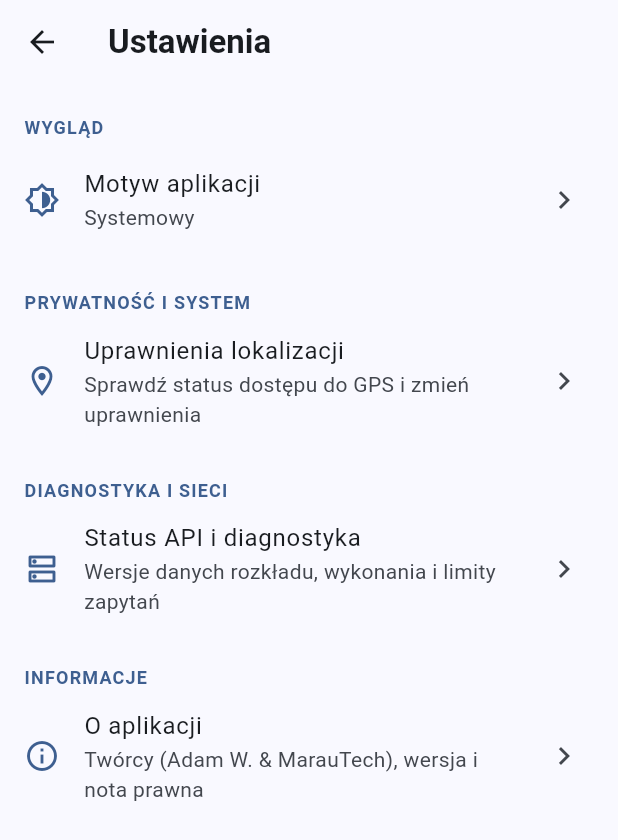
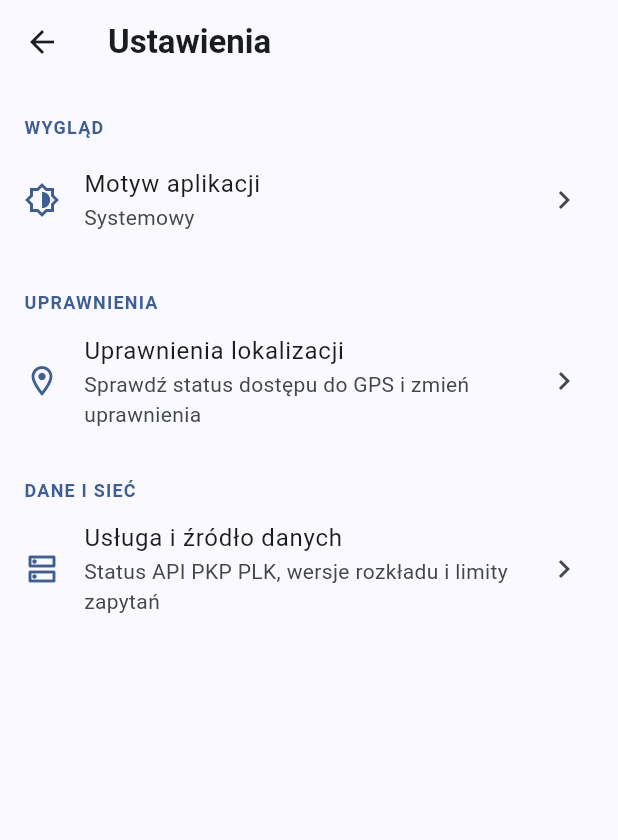
Before and after one commit to MarauTech/kolejka-source, a Flutter app: the screen it shows after launch, item 5 of the bottom bar chosen, after a tap on "Ustawienia", on a phone screen of 412 x 824 dp. Shown: the top 840 px of the screen. Run offline on Flutter 3.47's test engine with Material 3 defaults, Android fonts, the phone set to English and light mode, and no system bars; our stand-ins replace dio, geolocator, shared_preferences; network calls fail.

Commit message:
fix(search): eliminate false train matches, strict API validation, rebrand to Kolejka with adaptive icon and splash screen

```diff
--- a/lib/main.dart
+++ b/lib/main.dart
@@ -16,13 +16,13 @@ void main() async {
   runApp(
     ChangeNotifierProvider.value(
       value: appState,
-      child: const TrainlyApp(),
+      child: const KolejkaApp(),
     ),
   );
 }
 
-class TrainlyApp extends StatelessWidget {
-  const TrainlyApp({super.key});
+class KolejkaApp extends StatelessWidget {
+  const KolejkaApp({super.key});
 
   @override
   Widget build(BuildContext context) {
@@ -31,7 +31,7 @@ class TrainlyApp extends StatelessWidget {
     const seedColor = Color(0xFF003366);
 
     return MaterialApp(
-      title: 'Trainly',
+      title: 'Kolejka',
       debugShowCheckedModeBanner: false,
       themeMode: appState.themeMode,
       theme: ThemeData(
--- a/lib/models/models.dart
+++ b/lib/models/models.dart
@@ -878,6 +878,7 @@ class TrainSearchResult {
   final String departureTime;
   final String arrivalTime;
   final List<String> operatingDates;
+  final String operatingDate;
   final TrainRoute route;
   final TrainOperation? operation;
 
@@ -894,6 +895,7 @@ class TrainSearchResult {
     required this.departureTime,
     required this.arrivalTime,
     required this.operatingDates,
+    required this.operatingDate,
     required this.route,
     this.operation,
   });
--- a/lib/screens/data_source_screen.dart
+++ b/lib/screens/data_source_screen.dart
@@ -73,7 +73,7 @@ class _DataSourceScreenState extends State<DataSourceScreen> {
 
     return Scaffold(
       appBar: AppBar(
-        title: const Text('Diagnostyka i status API',
+        title: const Text('Usługa i źródło danych',
             style: TextStyle(fontWeight: FontWeight.bold)),
         actions: [
           IconButton(
--- a/lib/screens/more_screen.dart
+++ b/lib/screens/more_screen.dart
@@ -2,7 +2,6 @@ import 'package:flutter/material.dart';
 import 'disruptions_screen.dart';
 import 'statistics_screen.dart';
 import 'settings_screen.dart';
-import 'about_screen.dart';
 
 class MoreScreen extends StatelessWidget {
   const MoreScreen({super.key});
@@ -73,23 +72,6 @@ class MoreScreen extends StatelessWidget {
               );
             },
           ),
-          Divider(
-              indent: 16,
-              endIndent: 16,
-              color: theme.colorScheme.outlineVariant.withValues(alpha: 0.4)),
-          ListTile(
-            leading: Icon(Icons.info_outline, color: theme.colorScheme.primary),
-            title: const Text('O aplikacji',
-                style: TextStyle(fontWeight: FontWeight.w600)),
-            subtitle: const Text('Wersja, autorzy i informacje prawne'),
-            trailing: const Icon(Icons.chevron_right),
-            onTap: () {
-              Navigator.push(
-                context,
-                MaterialPageRoute(builder: (context) => const AboutScreen()),
-              );
-            },
-          ),
         ],
       ),
     );
--- a/lib/screens/settings_screen.dart
+++ b/lib/screens/settings_screen.dart
@@ -3,7 +3,6 @@ import 'package:provider/provider.dart';
 import '../app_state.dart';
 import 'permissions_screen.dart';
 import 'data_source_screen.dart';
-import 'about_screen.dart';
 
 class SettingsScreen extends StatelessWidget {
   const SettingsScreen({super.key});
@@ -101,11 +100,11 @@ class SettingsScreen extends StatelessWidget {
           ),
 
           const SizedBox(height: 12),
-          // Section: Prywatność i uprawnienia
+          // Section: Uprawnienia
           Padding(
             padding: const EdgeInsets.fromLTRB(16, 12, 16, 4),
             child: Text(
-              'PRYWATNOŚĆ I SYSTEM',
+              'UPRAWNIENIA',
               style: TextStyle(
                 fontSize: 12,
                 fontWeight: FontWeight.bold,
@@ -131,11 +130,11 @@ class SettingsScreen extends StatelessWidget {
           ),
 
           const SizedBox(height: 12),
-          // Section: Diagnostyka i sieci
+          // Section: Dane i sieć
           Padding(
             padding: const EdgeInsets.fromLTRB(16, 12, 16, 4),
             child: Text(
-              'DIAGNOSTYKA I SIECI',
+              'DANE I SIEĆ',
               style: TextStyle(
                 fontSize: 12,
                 fontWeight: FontWeight.bold,
@@ -146,9 +145,9 @@ class SettingsScreen extends StatelessWidget {
           ),
           ListTile(
             leading: Icon(Icons.dns_outlined, color: theme.colorScheme.primary),
-            title: const Text('Status API i diagnostyka'),
+            title: const Text('Usługa i źródło danych'),
             subtitle: const Text(
-                'Wersje danych rozkładu, wykonania i limity zapytań'),
+                'Status API PKP PLK, wersje rozkładu i limity zapytań'),
             trailing: const Icon(Icons.chevron_right),
             onTap: () {
               Navigator.push(
@@ -158,34 +157,6 @@ class SettingsScreen extends StatelessWidget {
               );
             },
           ),
-
-          const SizedBox(height: 12),
-          // Section: Informacje
-          Padding(
-            padding: const EdgeInsets.fromLTRB(16, 12, 16, 4),
-            child: Text(
-              'INFORMACJE',
-              style: TextStyle(
-                fontSize: 12,
-                fontWeight: FontWeight.bold,
-                color: theme.colorScheme.primary,
-                letterSpacing: 0.8,
-              ),
-            ),
-          ),
-          ListTile(
-            leading: Icon(Icons.info_outline, color: theme.colorScheme.primary),
-            title: const Text('O aplikacji'),
-            subtitle: const Text(
-                'Twórcy (Adam W. & MarauTech), wersja i nota prawna'),
-            trailing: const Icon(Icons.chevron_right),
-            onTap: () {
-              Navigator.push(
-                context,
-                MaterialPageRoute(builder: (context) => const AboutScreen()),
-              );
-            },
-          ),
         ],
       ),
     );
--- a/lib/screens/train_search_screen.dart
+++ b/lib/screens/train_search_screen.dart
@@ -231,14 +231,15 @@ class _TrainSearchScreenState extends State<TrainSearchScreen>
                           size: 48, color: theme.colorScheme.outline),
                       const SizedBox(height: 12),
                       Text(
-                        'Nie znaleziono pociągu o podanym numerze',
+                        'Nie znaleziono pociągu dla wybranej daty.',
                         style: TextStyle(
                             fontSize: 15,
+                            fontWeight: FontWeight.w500,
                             color: theme.colorScheme.onSurfaceVariant),
                       ),
                       const SizedBox(height: 4),
                       Text(
-                        'Upewnij się, że data kursowania jest poprawna.',
+                        'Sprawdź numer lub nazwę pociągu oraz datę kursowania.',
                         style: TextStyle(
                             fontSize: 13, color: theme.colorScheme.outline),
                       ),
@@ -283,8 +284,7 @@ class _TrainSearchScreenState extends State<TrainSearchScreen>
                                   toStationName: item.toStationName,
                                   carrierName: item.carrierName ?? '',
                                   commercialCategory: item.category ?? '',
-                                  operatingDate:
-                                      app_date.formatDateForApi(_selectedDate),
+                                  operatingDate: item.operatingDate,
                                 ),
                               ),
                             ),
--- a/lib/services/location_service.dart
+++ b/lib/services/location_service.dart
@@ -36,7 +36,7 @@ class LocationService {
               connectTimeout: const Duration(seconds: 6),
               receiveTimeout: const Duration(seconds: 8),
               headers: {
-                'User-Agent': 'TrainlyApp/1.0 (PKP PLK Train Schedule)',
+                'User-Agent': 'KolejkaApp/1.0 (PKP PLK Train Schedule)',
                 'Accept': 'application/json',
               },
             ));
--- a/lib/utils/date_utils.dart
+++ b/lib/utils/date_utils.dart
@@ -1,4 +1,4 @@
-// Polish date and time utilities for Trainly
+// Polish date and time utilities for Kolejka
 
 /// Parse a duration/TimeSpan string like "08:32:00" or "1.08:32:00" to hours and minutes
 String formatTimeSpan(String? timeSpan) {
```
Also changed, not shown: lib/app_state.dart (+110 -37 lines), lib/screens/about_screen.dart (deleted, +0 -200 lines), pubspec.yaml (+10 -0 lines), assets/branding/kolejka_icon.png (added), assets/branding/kolejka_icon_foreground.png (added), assets/branding/kolejka_symbol_transparent.png (added), pubspec.lock, 17 other files.
